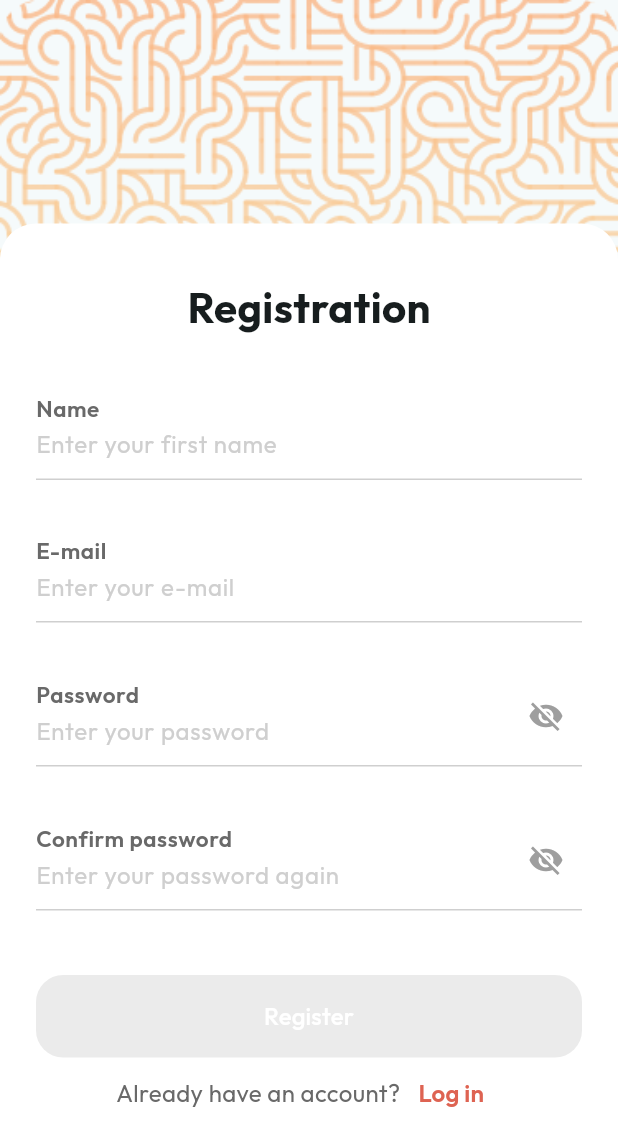
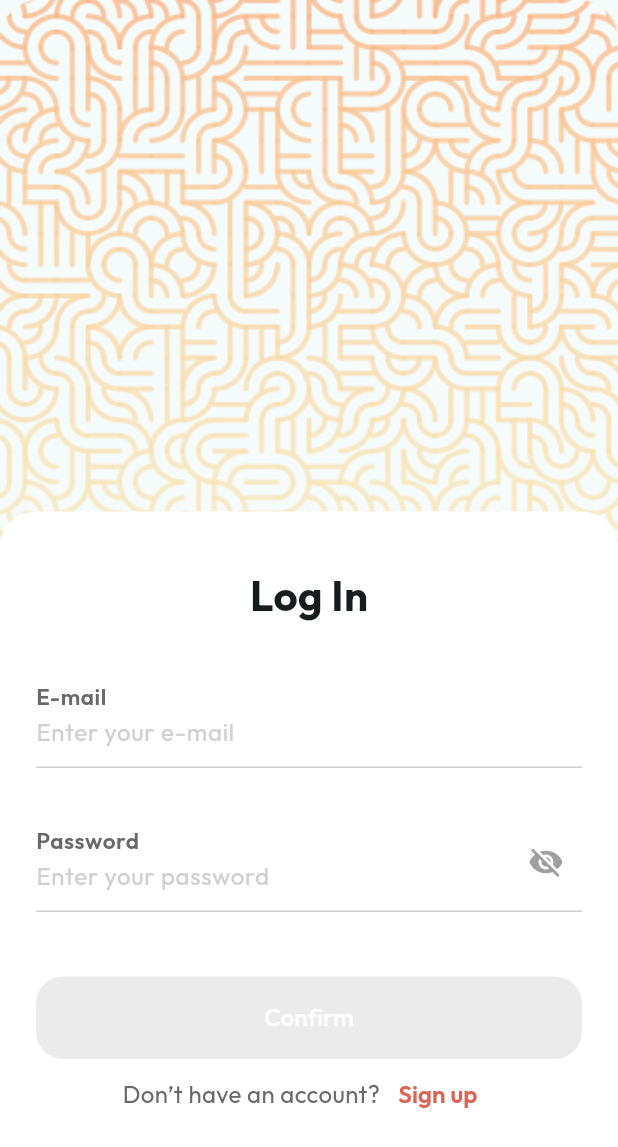
Before and after one commit to VictoryPashkova/flutter_todolist, a Flutter app: the screen it shows after launch, after a tap on "Log in", on a phone screen of 412 x 824 dp. Shown: the top 1147 px of the screen. Run offline on Flutter 3.47's test engine with Material 3 defaults, Android fonts, the phone set to English and light mode, and no system bars; our stand-ins replace shared_preferences; missing offline and left inert: dart_style.

```diff
--- /dev/null
+++ b/lib/features/log_in/presentation/pages/log_in_page.dart
@@ -0,0 +1,58 @@
+import 'package:flutter/material.dart';
+import 'package:provider/provider.dart';
+import 'package:shared_preferences/shared_preferences.dart';
+import 'package:dart_style/dart_style.dart';
+import '../widgets/log_in_form.dart';
+
+export 'log_in_page.dart';
+
+class LogInMainPage extends StatelessWidget {
+  @override
+  Widget build(BuildContext context) {
+    return Scaffold(
+      body: Stack(
+        children: [
+          Positioned(
+            top: 0,
+            left: 0,
+            right: 0,
+            child: Image.asset(
+              'assets/images/background_image.png',
+              fit: BoxFit.cover,
+            ),
+          ),
+          Positioned(
+            top: 341,
+            left: 0,
+            right: 0,
+            child: Container(
+              width: 375,
+              padding: EdgeInsets.fromLTRB(24, 36, 24, 76),
+              decoration: BoxDecoration(
+                color: Colors.white,
+                borderRadius: BorderRadius.only(
+                  topLeft: Radius.circular(24),
+                  topRight: Radius.circular(24),
+                ),
+              ),
+              child: Column(
+                children: [
+                  Text(
+                    'Log In',
+                    style: TextStyle(
+                      fontSize: 28,
+                      fontWeight: FontWeight.bold,
+                      fontFamily: 'Outfit',
+                    ),
+                  ),
+                  SizedBox(height: 28),
+                  LogInForm(),
+                ],
+              ),
+            ),
+          ),
+        ],
+      ),
+    );
+  }
+}
--- /dev/null
+++ b/lib/features/log_in/presentation/widgets/log_in_form.dart
@@ -0,0 +1,295 @@
+import 'package:flutter/material.dart';
+import 'package:provider/provider.dart';
+import 'package:shared_preferences/shared_preferences.dart';
+import 'package:dart_style/dart_style.dart';
+import '../../../../presentation/ui/primary_botton/primary_button_text.dart';
+import '../../../registration/presentation/pages/registration_main_page.dart';
+import 'dart:convert';
+
+export 'log_in_form.dart';
+
+class LogInForm extends StatefulWidget {
+  const LogInForm({super.key});
+
+  @override
+  LogInFormState createState() => LogInFormState();
+}
+
+class LogInFormState extends State<LogInForm> {
+  final _formKey = GlobalKey<LogInFormState>();
+  final TextEditingController _emailController = TextEditingController();
+  final TextEditingController _passwordController = TextEditingController();
+  bool _isFormValid = false;
+  bool isEmailValid = false;
+  bool userFound = false;
+  bool emailUserFound = false;
+  bool passwordUserFound = false;
+  bool isPassValid = false;
+
+  Color inputTextColor = Color(0xFF2A2A2A);
+  Color validInputColor = Color(0xFF39C622);
+  Color inputBorderColor = Color(0xFFCFCFCF);
+  Color obscureIconColor = Color(0xFF2A2A2A);
+  Color focusedBorderColor = Color(0xFF2A2A2A);
+  Color enabledBorderColor = Color(0xFFCFCFCF);
+  Color errorBorderColor = Color(0xFFC2534C);
+
+  void _validateForm() {
+    if (userFound) {
+      setState(() {
+        _isFormValid = true;
+      });
+    } else {
+      setState(() {
+        _isFormValid = false;
+      });
+    }
+  }
+
+  bool _isObscurePassword = true;
+
+  void _togglePasswordVisibility() {
+    setState(() {
+      _isObscurePassword = !_isObscurePassword;
+    });
+  }
+
+  void _loginUser() async {
+    SharedPreferences prefs = await SharedPreferences.getInstance();
+    prefs.setString('currentUser', '');
+
+    String userEmail = _emailController.text;
+    String userPassword = _passwordController.text;
+
+    emailUserFound = false;
+    passwordUserFound = false;
+    userFound = false;
+    Map<String, dynamic> currentUser = {};
+
+    List<String> usersJsonList = prefs.getStringList('users') ?? [];
+    List users =
+        usersJsonList.map((userJson) => json.decode(userJson)).toList();
+    for (var user in users) {
+      if (user['userEmail'] == userEmail) {
+        emailUserFound = true;
+      }
+      if (user['userPassword'] == userPassword) {
+        passwordUserFound = true;
+        currentUser = user;
+      }
+      if (passwordUserFound && emailUserFound) {
+        userFound = true;
+        break;
+      }
+    }
+
+    if (userFound) {
+      prefs.setString('currentUser', json.encode(currentUser));
+    }
+
+    setState(() {
+      _validateForm();
+    });
+  }
+
+  @override
+  Widget build(BuildContext context) {
+    String? validateEmail(String? value) {
+      _loginUser();
+      if (!emailUserFound) {
+        isEmailValid = false;
+        return 'E-mail not found';
+      } else if (emailUserFound) {
+        isEmailValid = true;
+      }
+      return null;
+    }
+
+    String? validatePassword(String? value) {
+      _loginUser();
+      if (!userFound) {
+        isPassValid = false;
+        return 'User not found';
+      } else if (!passwordUserFound) {
+        isPassValid = false;
+        return 'Wrong password';
+      } else if (passwordUserFound) {
+        isPassValid = true;
+      }
+      return null;
+    }
+
+    return Form(
+      key: _formKey,
+      child: Column(
+        crossAxisAlignment: CrossAxisAlignment.start,
+        children: [
+          TextFormField(
+            controller: _emailController,
+            style: TextStyle(
+              color: isEmailValid ? validInputColor : Color(0xFFC2534C),
+            ),
+            textInputAction: TextInputAction.done,
+            decoration: InputDecoration(
+              constraints: BoxConstraints(
+                minHeight: 68,
+              ),
+              floatingLabelBehavior: FloatingLabelBehavior.always,
+              contentPadding: EdgeInsets.fromLTRB(0, 12, 0, 12),
+              hintText: 'Enter your e-mail',
+              hintStyle: TextStyle(
+                color: isEmailValid ? validInputColor : inputBorderColor,
+                fontSize: 16,
+                fontWeight: FontWeight.w400,
+              ),
+              labelText: 'E-mail',
+              labelStyle: TextStyle(
+                color: Color(0xFF696969),
+                fontSize: 20,
+                fontWeight: FontWeight.w600,
+              ),
+              focusedBorder: UnderlineInputBorder(
+                borderSide: BorderSide(color: focusedBorderColor, width: 1.0),
+              ),
+              enabledBorder: UnderlineInputBorder(
+                borderSide: BorderSide(color: enabledBorderColor, width: 1.0),
+              ),
+              border: UnderlineInputBorder(
+                  borderSide: BorderSide(color: validInputColor, width: 1.0)),
+              errorBorder: UnderlineInputBorder(
+                  borderSide: BorderSide(color: errorBorderColor, width: 1.0)),
+              suffixIcon: isEmailValid
+                  ? Icon(
+                      Icons.check,
+                      color: validInputColor,
+                    )
+                  : null,
+            ),
+            autovalidateMode: AutovalidateMode.onUserInteraction,
+            keyboardType: TextInputType.emailAddress,
+            validator: validateEmail,
+            onChanged: (value) {
+              validateEmail(value);
+            },
+          ),
+          SizedBox(height: 28),
+          TextFormField(
+            style: TextStyle(
+              color: isPassValid ? validInputColor : Color(0xFFC2534C),
+            ),
+            controller: _passwordController,
+            obscureText: _isObscurePassword,
+            textInputAction: TextInputAction.done,
+            decoration: InputDecoration(
+              constraints: BoxConstraints(
+                minHeight: 68,
+              ),
+              floatingLabelBehavior: FloatingLabelBehavior.always,
+              contentPadding: EdgeInsets.fromLTRB(0, 12, 0, 12),
+              hintText: 'Enter your password',
+              hintStyle: TextStyle(
+                color: Color(0xFFCFCFCF),
+                fontSize: 16,
+                fontWeight: FontWeight.w400,
+              ),
+              labelText: 'Password',
+              labelStyle: TextStyle(
+                color: Color(0xFF696969),
+                fontSize: 20,
+                fontWeight: FontWeight.w600,
+              ),
+              focusedBorder: UnderlineInputBorder(
+                borderSide: BorderSide(color: focusedBorderColor, width: 1.0),
+              ),
+              enabledBorder: UnderlineInputBorder(
+                borderSide: BorderSide(color: enabledBorderColor, width: 1.0),
+              ),
+              border: UnderlineInputBorder(
+                  borderSide: BorderSide(color: Color(0xFF39C622), width: 1.0)),
+              errorBorder: UnderlineInputBorder(
+                  borderSide: BorderSide(color: errorBorderColor, width: 1.0)),
+              suffixIcon: !isPassValid
+                  ? IconButton(
+                      onPressed: _togglePasswordVisibility,
+                      icon: Icon(
+                        _isObscurePassword
+                            ? Icons.visibility_off
+                            : Icons.visibility,
+                        color:
+                            _isObscurePassword ? Colors.grey : Colors.black87,
+                      ),
+                    )
+                  : Icon(
+                      Icons.check,
+                      color: validInputColor,
+                    ),
+            ),
+            validator: validatePassword,
+            autovalidateMode: AutovalidateMode.onUserInteraction,
+            onChanged: (value) {
+              validatePassword(value);
+            },
+          ),
+          SizedBox(height: 42),
+          ElevatedButton(
+            onPressed: _isFormValid
+                ? () {
+                    _loginUser();
+                  }
+                : null,
+            style: ButtonStyle(
+              padding: MaterialStateProperty.all(
+                  EdgeInsets.fromLTRB(12, 16, 12, 16)),
+              minimumSize: MaterialStateProperty.all(Size(375, 54)),
+              shape: MaterialStateProperty.all(
+                RoundedRectangleBorder(
+                  borderRadius: BorderRadius.circular(18),
+                ),
+              ),
+              backgroundColor:
+                  MaterialStateProperty.resolveWith<Color>((states) {
+                if (states.contains(MaterialState.disabled)) {
+                  return const Color(0xFFEBEBEB);
+                }
+                return const Color(0xFF2A2A2A);
+              }),
+            ),
+            child: PrimaryButtonText(text: 'Confirm'),
+          ),
+          Row(
+            mainAxisAlignment: MainAxisAlignment.center,
+            children: [
+              Text(
+                'Don’t have an account?',
+                style: TextStyle(
+                  fontFamily: 'Outfit',
+                  fontWeight: FontWeight.w400,
+                  fontSize: 16,
+                  color: Color(0xFF696969),
+                ),
+              ),
+              TextButton(
+                onPressed: () {
+                  Navigator.push(
+                    context,
+                    MaterialPageRoute(
+                        builder: (context) => RegistrationMainPage()),
+                  );
+                },
+                child: Text(
+                  'Sign up',
+                  style: TextStyle(
+                    fontFamily: 'Outfit',
+                    fontWeight: FontWeight.w600,
+                    fontSize: 16,
+                    color: Color(0xFFDE6352),
+                  ),
+                ),
+              ),
+            ],
+          ),
+        ],
+      ),
+    );
+  }
+}
```
Also changed, not shown: lib/features/registration/presentation/widgets/register_form.dart (+33 -10 lines).
